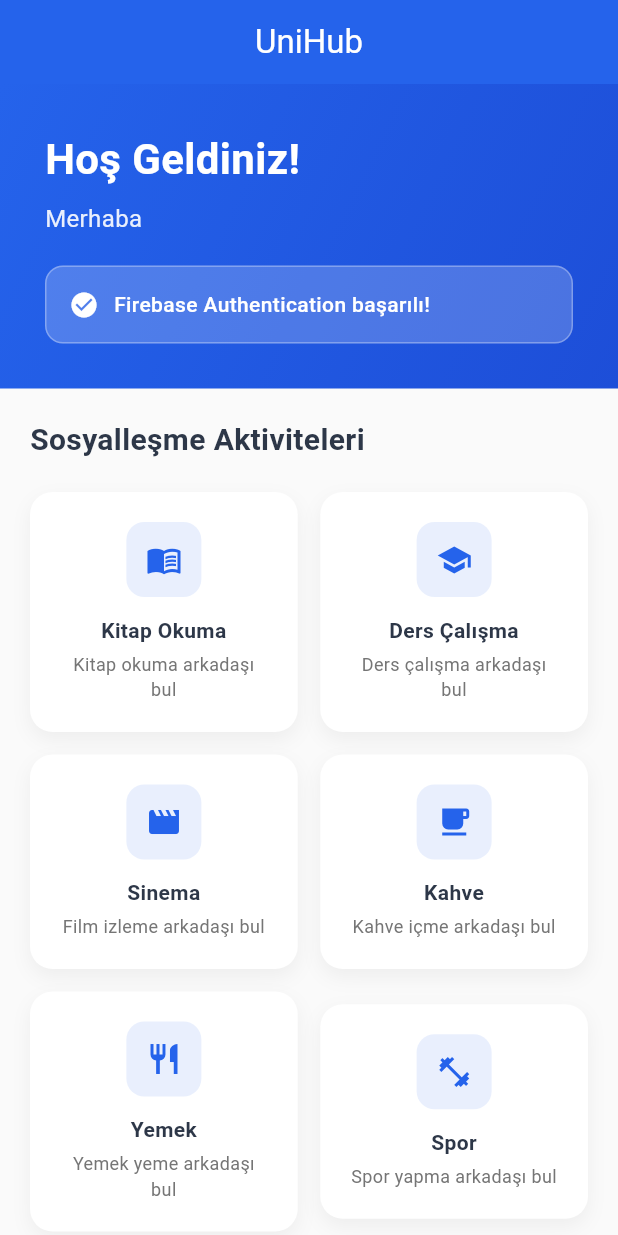
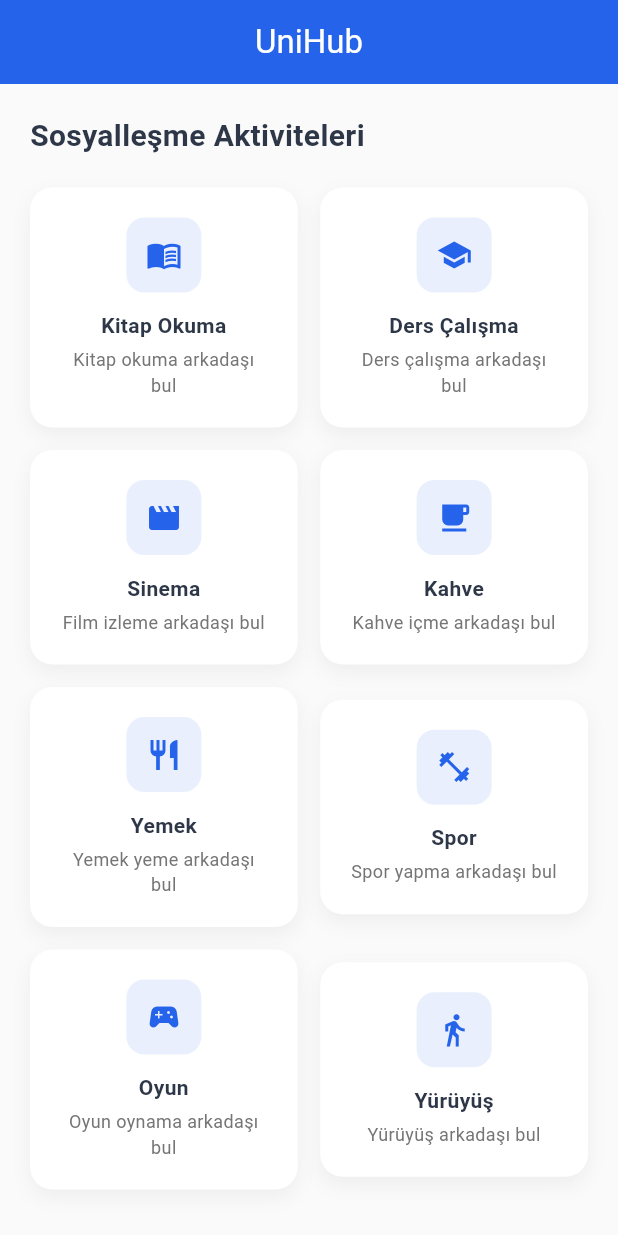
Before and after one commit to menesyilm/Unihub, a Flutter app: the HomeContent screen opened directly, on a phone screen of 412 x 824 dp. Run offline on Flutter 3.47's test engine with Material 3 defaults, Android fonts, the phone set to English and light mode, and no system bars; our stand-ins replace cloud_firestore, firebase_auth, firebase_core, firebase_messaging, flutter_dotenv, image_picker and 1 more; missing offline and left inert: cloudinary_public; accounts and stored records are empty.

```diff
--- a/lib/home/homepage.dart
+++ b/lib/home/home_page.dart
@@ -1,8 +1,8 @@
 import 'package:flutter/material.dart';
 import 'package:firebase_auth/firebase_auth.dart';
 import '../widgets/bottom_navigation.dart';
-import 'chat_service.dart';
-import 'chat_page.dart';
+import 'chat/chat_service.dart';
+import 'chat/chat_page.dart';
 import 'package:cloud_firestore/cloud_firestore.dart';
 
 class HomePage extends StatelessWidget {
@@ -57,7 +57,6 @@ class HomeContent extends StatelessWidget {
 
   @override
   Widget build(BuildContext context) {
-    final user = FirebaseAuth.instance.currentUser;
     final theme = Theme.of(context);
     final isDark = theme.brightness == Brightness.dark;
 
@@ -71,72 +70,6 @@ class HomeContent extends StatelessWidget {
       body: SingleChildScrollView(
         child: Column(
           children: [
-            // Welcome section
-            Container(
-              width: double.infinity,
-              padding: const EdgeInsets.all(30),
-              decoration: const BoxDecoration(
-                gradient: LinearGradient(
-                  begin: Alignment.topLeft,
-                  end: Alignment.bottomRight,
-                  colors: [
-                    Color(0xFF2563EB),
-                    Color(0xFF1D4ED8),
-                  ],
-                ),
-              ),
-              child: Column(
-                crossAxisAlignment: CrossAxisAlignment.start,
-                children: [
-                  const Text(
-                    'Hoş Geldiniz!',
-                    style: TextStyle(
-                      fontSize: 28,
-                      fontWeight: FontWeight.bold,
-                      color: Colors.white,
-                    ),
-                  ),
-                  const SizedBox(height: 8),
-                  Text(
-                    'Merhaba ${user?.email ?? 'Kullanıcı'}',
-                    style: TextStyle(
-                      fontSize: 16,
-                      color: Colors.white.withValues(alpha: 0.9),
-                    ),
-                  ),
-                  const SizedBox(height: 20),
-                  Container(
-                    padding: const EdgeInsets.all(15),
-                    decoration: BoxDecoration(
-                      color: Colors.white.withValues(alpha: 0.2),
-                      borderRadius: BorderRadius.circular(12),
-                      border: Border.all(
-                        color: Colors.white.withValues(alpha: 0.3),
-                      ),
-                    ),
-                    child: const Row(
-                      children: [
-                        Icon(
-                          Icons.check_circle,
-                          color: Colors.white,
-                          size: 20,
-                        ),
-                        SizedBox(width: 10),
-                        Text(
-                          'Firebase Authentication başarılı!',
-                          style: TextStyle(
-                            fontSize: 14,
-                            color: Colors.white,
-                            fontWeight: FontWeight.w500,
-                          ),
-                        ),
-                      ],
-                    ),
-                  ),
-                ],
-              ),
-            ),
-
             // Content section
             Padding(
               padding: const EdgeInsets.all(20),
--- a/lib/sign_transactions/login_page.dart
+++ b/lib/sign_transactions/login_page.dart
@@ -2,7 +2,7 @@ import 'package:flutter/material.dart';
 import 'package:firebase_auth/firebase_auth.dart';
 import 'package:cloud_firestore/cloud_firestore.dart';
 import 'register_page.dart';
-import '../home/homepage.dart';
+import '../home/home_page.dart';
 import 'forget_password.dart';
 
 class LoginPage extends StatefulWidget {
--- a/lib/widgets/bottom_navigation.dart
+++ b/lib/widgets/bottom_navigation.dart
@@ -1,5 +1,5 @@
 import 'package:flutter/material.dart';
-import '../home/homepage.dart';
+import '../home/home_page.dart';
 import '../profile/profile_page.dart';
 import '../friends/friends_page.dart';
 
```
Also changed, not shown: lib/home/chat/chat_page.dart (renamed from lib/home/chat_page.dart), lib/home/chat/chat_service.dart (renamed from lib/home/chat_service.dart).
